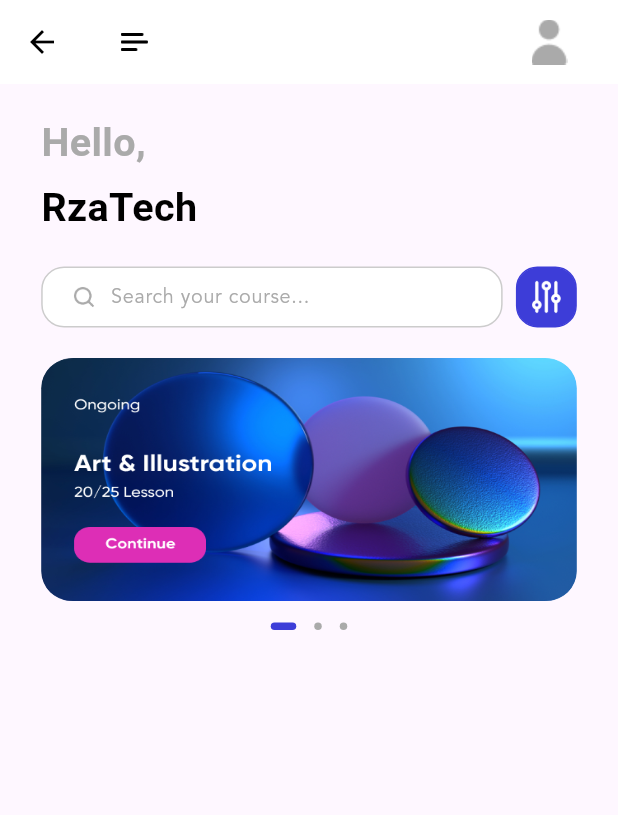
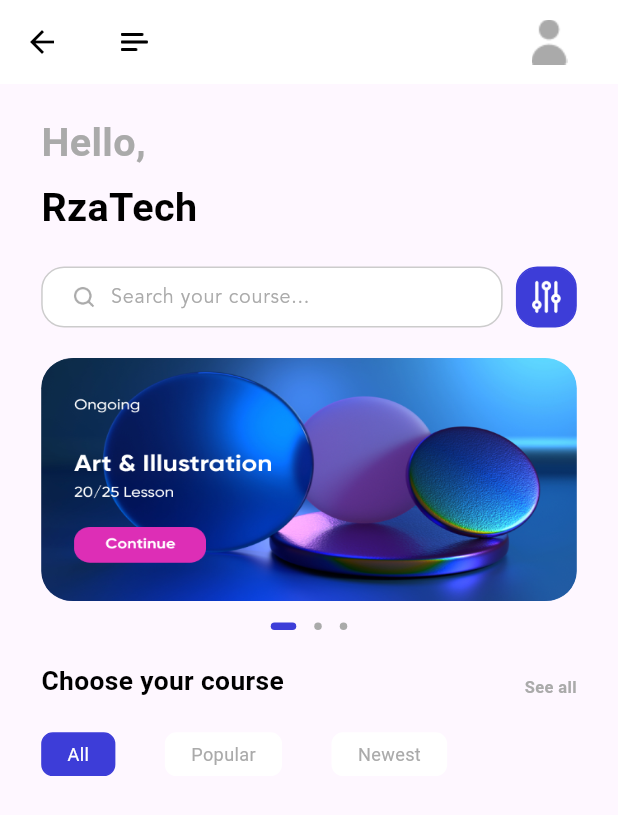
Before and after one commit to MaharramovRza/learning_app, a Flutter app: the HomePage screen opened by its route, on a phone screen of 412 x 824 dp. Shown: the top 815 px of the screen. Run offline on Flutter 3.47's test engine with Material 3 defaults, Android fonts, the light colour scheme and no system bars; drawn by our look-alikes of dots_indicator; our stand-ins replace cloud_firestore, firebase_auth, firebase_core, flutter_bloc, flutter_screenutil, fluttertoast and 2 more; missing offline and left inert: dart:ffi; accounts and stored records are empty.

Commit message:
menuView created

```diff
--- a/lib/pages/home/home_page.dart
+++ b/lib/pages/home/home_page.dart
@@ -41,6 +41,7 @@ class _HomePageState extends State<HomePage> {
                 homePageText("RzaTech",color: AppColors.primaryText,top:5),
                 searchView(),
                 slidersView(context,state),
+                menuView(),
               ],
             ),
           );
--- a/lib/pages/home/widgets/home_page_widgets.dart
+++ b/lib/pages/home/widgets/home_page_widgets.dart
@@ -197,3 +197,74 @@ Widget _slidersContainer({String path = "assets/icons/Art.png"}) {
     ),
   );
 }
+
+Widget menuView() {
+  return Column(
+    children: [
+      Container(
+          width: 325.w,
+          margin: EdgeInsets.only(top: 15.h),
+          child: Row(
+            mainAxisAlignment: MainAxisAlignment.spaceBetween,
+            crossAxisAlignment: CrossAxisAlignment.end,
+            children: [
+              _reusableText("Choose your course"),
+              GestureDetector(child:_reusableText("See all",color:AppColors.primaryThirdElementText,fontsize: 10),),  // GestureDetector(child: Container(
+              //   margin: EdgeInsets.only(bottom: 0.h, top: 0.h),
+              //   child: Text(
+              //     "See All",
+              //     style: TextStyle(
+              //       color: AppColors.primaryThirdElementText,
+              //       fontWeight: FontWeight.normal,
+              //       fontSize: 10.sp,
+              //     ),
+              //   ),
+              // ),onTap: (){  },)
+            ],
+          )),
+      Container(
+          margin: EdgeInsets.only(top: 20.w),
+          child: Row(
+            mainAxisAlignment: MainAxisAlignment.start,
+            children: [
+             _reusableMenuText("All"),
+              _reusableMenuText("Popular",textColor: AppColors.primaryThirdElementText,backGroundColor: Colors.white),
+              _reusableMenuText("Newest",textColor: AppColors.primaryThirdElementText,backGroundColor: Colors.white),
+
+            ],
+          ))
+    ],
+  );
+}
+
+Widget _reusableText(String text ,
+       {Color color =AppColors.primaryText,int fontsize = 16,FontWeight fontWeight = FontWeight.bold}){
+  return Container(
+    margin: EdgeInsets.only(bottom: 0.h, top: 0.h),
+    child: Text(
+      text,
+      style: TextStyle(
+        color: color,
+        fontWeight: fontWeight,
+        fontSize: fontsize.sp,
+      ),
+    ),
+  );
+}
+
+Widget _reusableMenuText(String menuText,{Color textColor = AppColors.primaryElementText,Color backGroundColor = AppColors.primaryElement}){
+  return Container(
+      margin: EdgeInsets.only(right: 30.w),
+      padding: EdgeInsets.only(
+          left: 15.w, right: 15.w, top: 5.h, bottom: 5.h),
+      decoration: BoxDecoration(
+          color: backGroundColor,
+          borderRadius: BorderRadius.all(Radius.circular(7.w)),
+          border: Border.all(color: backGroundColor)),
+      child:
+      _reusableText(menuText,
+          color:textColor,
+          fontWeight:FontWeight.normal,
+          fontsize: 11 )
+  );
+}
```
